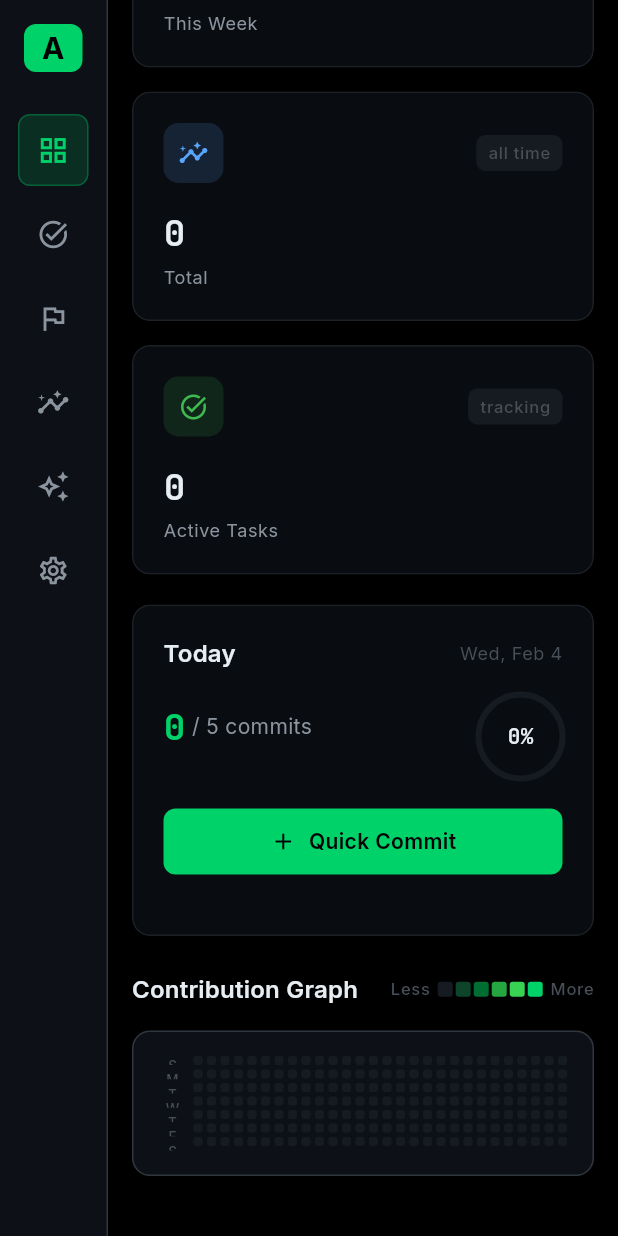
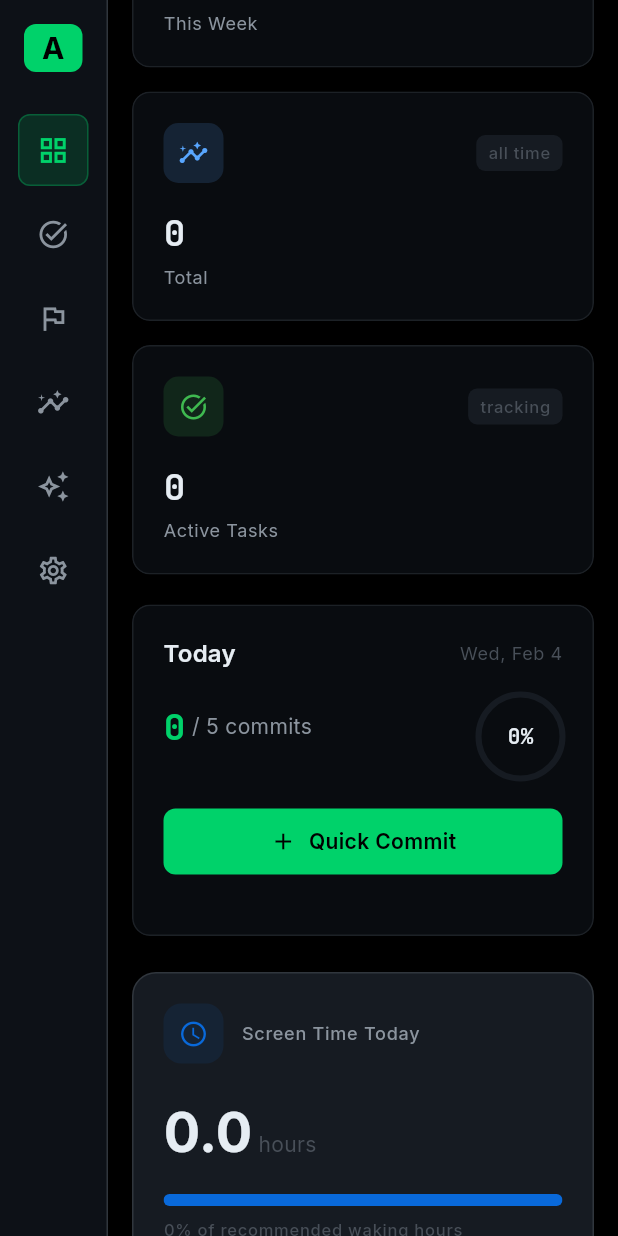
Before and after one commit to Anandb71/Arvion, a Flutter app: the screen it shows after launch, scrolled down 377 dp, on a phone screen of 412 x 824 dp. Run offline on Flutter 3.47's test engine with Material 3 defaults, Android fonts, the light colour scheme and no system bars; our stand-ins replace file_picker, flutter_markdown, flutter_riverpod, flutter_secure_storage, google_fonts, google_generative_ai and 3 more; missing offline and left inert: dart:ffi, win32; accounts and stored records are empty; generated files the repository leaves out were written again; statements that could not run were skipped.

Commit message:
feat: Screen time tracking + AI model update
- Added ScreenTimeLog data model with Isar schema
- Implemented ScreenTimeRepository with queries for daily totals, top apps, hourly breakdown
- Created ScreenTimeService with Win32 APIs for background monitoring (30s intervals)
- Added idle detection using GetLastInputInfo
- Created ScreenTimeCard dashboard widget with progress bar
- Auto-starts monitoring service on app launch
- Changed default AI model to gemini-2.5-flash
- All data stored locally with 90-day auto-cleanup

```diff
--- a/lib/app.dart
+++ b/lib/app.dart
@@ -122,6 +122,8 @@ class _AppShellState extends ConsumerState<AppShell> {
     final dbInitialized = ref.watch(databaseInitializedProvider);
     // Ensure verification service is running
     ref.watch(verificationServiceProvider);
+    // Ensure screen time tracking is running
+    ref.watch(screenTimeServiceProvider);
 
     return dbInitialized.when(
       data: (_) => KeyboardListener(
--- a/lib/data/database/isar_database.dart
+++ b/lib/data/database/isar_database.dart
@@ -3,6 +3,7 @@ import 'package:path_provider/path_provider.dart';
 import '../models/task.dart';
 import '../models/commit.dart';
 import '../models/protocol.dart';
+import '../models/screen_time_log.dart';
 
 /// Isar Database Manager
 /// Handles database initialization and provides access to collections
@@ -31,7 +32,7 @@ class IsarDatabase {
     final dir = await getApplicationDocumentsDirectory();
 
     _instance = await Isar.open(
-      [TaskSchema, CommitSchema, ProtocolSchema],
+      [TaskSchema, CommitSchema, ProtocolSchema, ScreenTimeLogSchema],
       directory: dir.path,
       name: 'arvion_db',
       inspector: true, // Enable Isar Inspector for debugging
@@ -53,6 +54,7 @@ class IsarDatabase {
       await isar.tasks.clear();
       await isar.commits.clear();
       await isar.protocols.clear();
+      await isar.screenTimeLogs.clear();
     });
   }
 }
--- a/lib/features/dashboard/dashboard_screen.dart
+++ b/lib/features/dashboard/dashboard_screen.dart
@@ -7,6 +7,7 @@ import '../../providers/providers.dart';
 import 'widgets/heatmap_grid.dart';
 import 'widgets/stats_card.dart';
 import 'widgets/daily_summary_panel.dart';
+import 'widgets/screen_time_card.dart';
 
 /// Main dashboard screen with heatmap and summary - fully responsive
 class DashboardScreen extends ConsumerWidget {
@@ -149,6 +150,8 @@ class DashboardScreen extends ConsumerWidget {
           ],
         ),
         const SizedBox(height: 24),
+        const ScreenTimeCard(), // New screen time widget
+        const SizedBox(height: 24),
         _buildPerTaskHeatmaps(ref),
       ],
     );
@@ -158,6 +161,8 @@ class DashboardScreen extends ConsumerWidget {
     return Column(
       children: [
         _buildDailySummary(context, ref),
+        const SizedBox(height: 24),
+        const ScreenTimeCard(), // New screen time widget
         const SizedBox(height: 24),
         _buildHeatmapSection(context, ref),
         const SizedBox(height: 24),
--- /dev/null
+++ b/lib/features/dashboard/widgets/screen_time_card.dart
@@ -0,0 +1,136 @@
+import 'package:flutter/material.dart';
+import 'package:flutter_riverpod/flutter_riverpod.dart';
+import '../../../core/theme/colors.dart';
+import '../../../core/theme/typography.dart';
+import '../../../providers/providers.dart';
+
+class ScreenTimeCard extends ConsumerWidget {
+  const ScreenTimeCard({super.key});
+
+  @override
+  Widget build(BuildContext context, WidgetRef ref) {
+    final screenTimeAsync = ref.watch(todayScreenTimeProvider);
+
+    return Container(
+      padding: const EdgeInsets.all(20),
+      decoration: BoxDecoration(
+        color: ArvionColors.surfaceLight,
+        borderRadius: BorderRadius.circular(16),
+        border: Border.all(color: ArvionColors.border),
+      ),
+      child: screenTimeAsync.when(
+        data: (totalSeconds) => _buildContent(context, totalSeconds),
+        loading: () => _buildLoading(),
+        error: (_, __) => _buildError(),
+      ),
+    );
+  }
+
+  Widget _buildContent(BuildContext context, int totalSeconds) {
+    final hours = (totalSeconds / 3600).toStringAsFixed(1);
+    final percentage = (totalSeconds / (16 * 3600)).clamp(0.0, 1.0); // 16 waking hours
+
+    return Column(
+      crossAxisAlignment: CrossAxisAlignment.start,
+      children: [
+        Row(
+          children: [
+            Container(
+              padding: const EdgeInsets.all(10),
+              decoration: BoxDecoration(
+                color: ArvionColors.secondary.withValues(alpha: 0.1),
+                borderRadius: BorderRadius.circular(12),
+              ),
+              child: const Icon(
+                Icons.access_time,
+                size: 20,
+                color: ArvionColors.secondary,
+              ),
+            ),
+            const SizedBox(width: 12),
+            Text(
+              'Screen Time Today',
+              style: ArvionTypography.labelMedium.copyWith(
+                color: ArvionColors.textSecondary,
+              ),
+            ),
+          ],
+        ),
+        const SizedBox(height: 20),
+        Row(
+          crossAxisAlignment: CrossAxisAlignment.baseline,
+          textBaseline: TextBaseline.alphabetic,
+          children: [
+            Text(
+              hours,
+              style: ArvionTypography.headlineLarge.copyWith(
+                fontSize: 36,
+                fontWeight: FontWeight.bold,
+                color: ArvionColors.textPrimary,
+              ),
+            ),
+            const SizedBox(width: 4),
+            Text(
+              'hours',
+              style: ArvionTypography.bodyMedium.copyWith(
+                color: ArvionColors.textMuted,
+              ),
+            ),
+          ],
+        ),
+        const SizedBox(height: 16),
+        // Progress bar
+        ClipRRect(
+          borderRadius: BorderRadius.circular(4),
+          child: LinearProgressIndicator(
+            value: percentage,
+            minHeight: 8,
+            backgroundColor: ArvionColors.surfaceDark,
+            valueColor: AlwaysStoppedAnimation<Color>(
+              percentage > 0.8
+                  ? ArvionColors.error
+                  : percentage > 0.5
+                      ? ArvionColors.warning
+                      : ArvionColors.secondary,
+            ),
+          ),
+        ),
+        const SizedBox(height: 8),
+        Text(
+          '${(percentage * 100).toInt()}% of recommended waking hours',
+          style: ArvionTypography.labelSmall.copyWith(
+            color: ArvionColors.textMuted,
+          ),
+        ),
+      ],
+    );
+  }
+
+  Widget _buildLoading() {
+    return const Center(
+      child: SizedBox(
+        height: 120,
+        child: Center(
+          child: CircularProgressIndicator(
+            color: ArvionColors.secondary,
+            strokeWidth: 2,
+          ),
+        ),
+      ),
+    );
+  }
+
+  Widget _buildError() {
+    return SizedBox(
+      height: 120,
+      child: Center(
+        child: Text(
+          'Unable to load screen time',
+          style: ArvionTypography.bodySmall.copyWith(
+            color: ArvionColors.textMuted,
+          ),
+        ),
+      ),
+    );
+  }
+}
--- a/lib/providers/providers.dart
+++ b/lib/providers/providers.dart
@@ -2,10 +2,12 @@ import 'package:flutter_riverpod/flutter_riverpod.dart';
 import '../services/data_export_service.dart';
 import '../services/ai_service.dart';
 import '../services/verification_service.dart';
+import '../services/screen_time_service.dart';
 import '../data/database/isar_database.dart';
 import '../data/repositories/task_repository.dart';
 import '../data/repositories/commit_repository.dart';
 import '../data/repositories/protocol_repository.dart';
+import '../data/repositories/screen_time_repository.dart';
 import '../data/models/task.dart';
 import '../data/models/commit.dart';
 import '../data/models/protocol.dart';
@@ -261,3 +263,28 @@ final verificationServiceProvider = Provider<VerificationService>((ref) {
   ref.onDispose(() => service.stop());
   return service;
 });
+
+// ============================================================================
+// Screen Time Providers
+// ============================================================================
+
+/// Screen Time repository provider
+final screenTimeRepositoryProvider = Provider<ScreenTimeRepository>((ref) {
+  return ScreenTimeRepository();
+});
+
+/// Screen Time Service provider (Auto-starts monitoring)
+final screenTimeServiceProvider = Provider<ScreenTimeService>((ref) {
+  final service = ScreenTimeService(
+    repository: ref.watch(screenTimeRepositoryProvider),
+  );
+  service.start();
+  ref.onDispose(() => service.stop());
+  return service;
+});
+
+/// Watch today's total screen time in seconds
+final todayScreenTimeProvider = StreamProvider<int>((ref) {
+  final repo = ref.watch(screenTimeRepositoryProvider);
+  return repo.watchDailyTotal(DateTime.now());
+});
--- a/lib/services/ai_service.dart
+++ b/lib/services/ai_service.dart
@@ -23,7 +23,7 @@ class AIService {
 
   static const _storage = FlutterSecureStorage();
   static const _apiKeyKey = 'gemini_api_key';
-  static const _defaultModel = 'gemini-1.5-flash';
+  static const _defaultModel = 'gemini-2.5-flash';
   static const _modelKey = 'gemini_model';
 
   AIService({required this.taskRepository});
```
Also changed, not shown: lib/data/models/screen_time_log.dart (added, +49 -0 lines), lib/data/repositories/screen_time_repository.dart (added, +147 -0 lines), lib/services/screen_time_service.dart (added, +132 -0 lines), lib/data/models/screen_time_log.g.dart (added).
